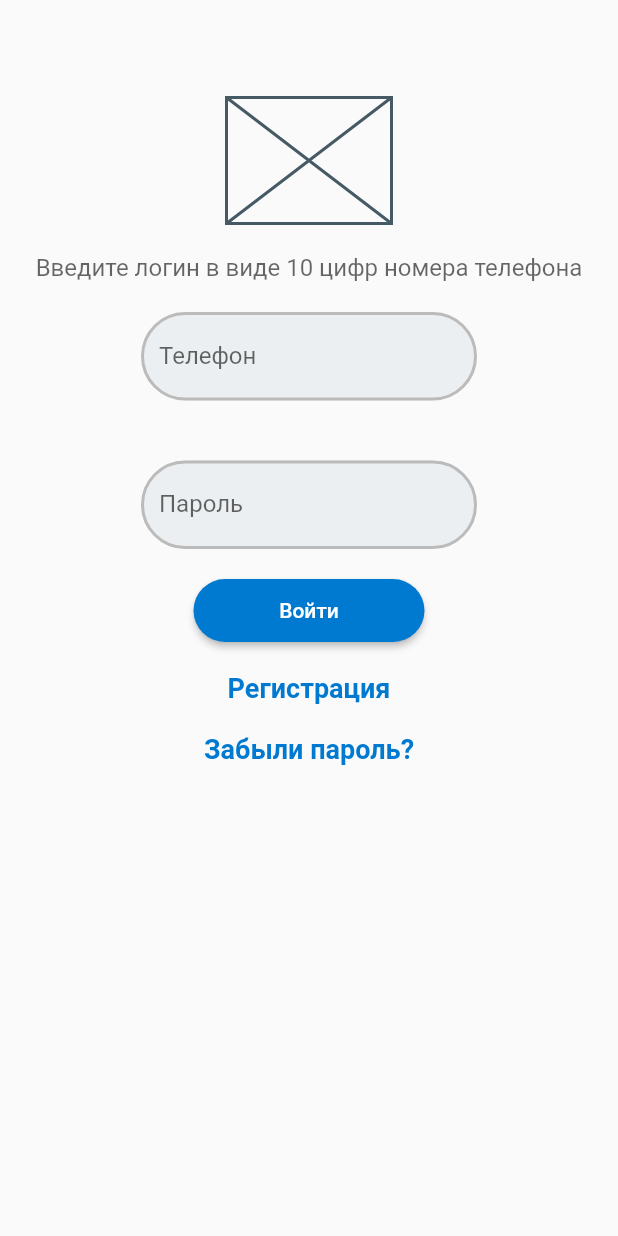
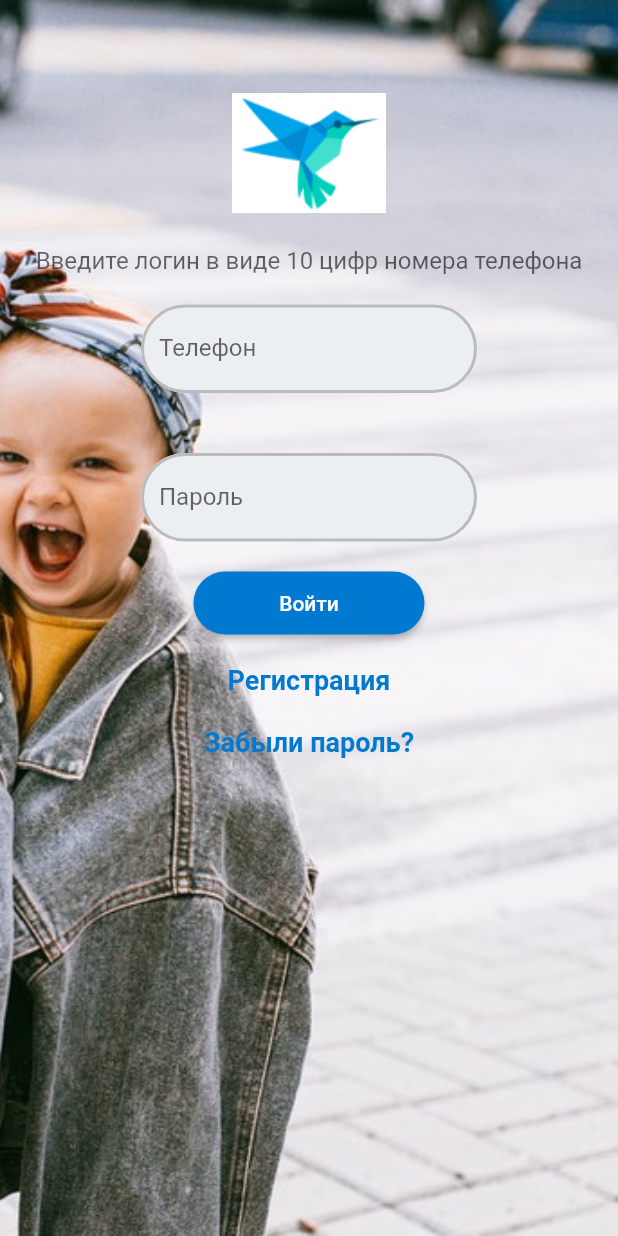
Before and after one commit to dubitskiy/auth_screen1, a Flutter app: the screen it shows after launch, on a phone screen of 412 x 824 dp. Run offline on Flutter 3.47's test engine with Material 2 defaults, Android fonts, the phone set to English and light mode, and no system bars.

Commit message:
Добавлены изображения формы и фона

```diff
--- a/lib/main.dart
+++ b/lib/main.dart
@@ -28,13 +28,20 @@ class MyApp extends StatelessWidget {
         // body: Center (
         //body: Padding (
         body: Container (
+          decoration: const BoxDecoration(
+            image: DecorationImage(
+                image: AssetImage("assets/pg2.jpg"),
+            fit: BoxFit.cover,)
+          ),
             width: double.infinity,
             //padding: EdgeInsets.symmetric(horizontal: 40),
             child: Column (children:[
-              SizedBox(height: 65,),
-              SizedBox(width: 110, height: 84, child: Placeholder (),),
+              SizedBox(height: 60,),
+              //SizedBox(width: 110, height: 84, child: Placeholder (),),
+              const SizedBox(width: 110, height: 84, child:
+              Image (image: AssetImage ("assets/logo.png")),),
               SizedBox(height: 20,),
-              Text("Введите логин в виде 10 цифр номера телефона",
+              const Text("Введите логин в виде 10 цифр номера телефона",
               style: TextStyle (fontSize: 16, color: Color.fromRGBO(0, 0, 0, 0.6)),),
               SizedBox(height: 20,),
               const SizedBox(width: 224,
--- a/pubspec.yaml
+++ b/pubspec.yaml
@@ -58,10 +58,12 @@ flutter:
   uses-material-design: true
 
   # To add assets to your application, add an assets section, like this:
-  # assets:
+
+  assets:
+   - assets/
+
   #   - images/a_dot_burr.jpeg
   #   - images/a_dot_ham.jpeg
-
   # An image asset can refer to one or more resolution-specific "variants", see
   # https://flutter.dev/assets-and-images/#resolution-aware.
 
```
Also changed, not shown: assets/logo.png (added), assets/pg.jpg (added), assets/pg1.jpg (added), assets/pg2.jpg (added).
